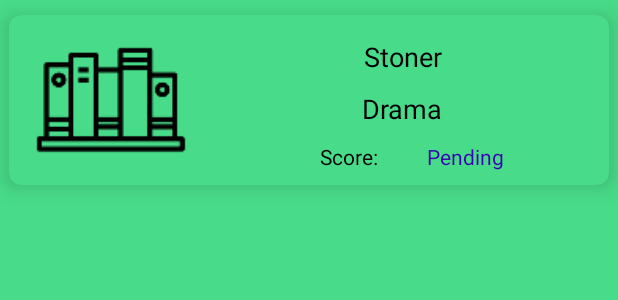
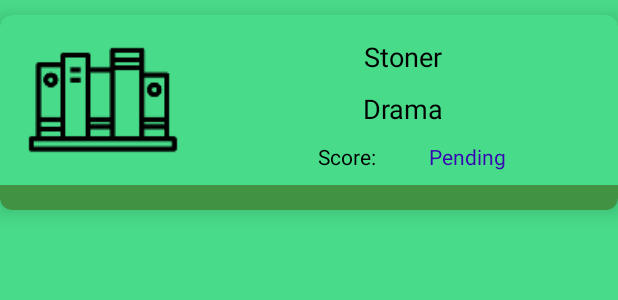
Before and after one commit to ceruz99/PathSeen, an Android app: the layout card_view_book_item.xml on its own in the app's theme, with its tools: preview values and no code run, on a phone screen of 412 x 824 dp. Shown: the top 300 px of the screen. Run offline under Robolectric (Android 15) with nearby library versions, the phone set to English and light mode, and no system bars.

```diff
--- a/app/src/main/res/layout/card_view_book_item.xml
+++ b/app/src/main/res/layout/card_view_book_item.xml
@@ -7,8 +7,8 @@
 
     <androidx.cardview.widget.CardView
         android:id="@+id/book_card_view"
-        android:layout_width="400dp"
-        android:layout_height="wrap_content"
+        android:layout_width="match_parent"
+        android:layout_height="130dp"
         android:layout_gravity="center_horizontal"
         android:layout_marginTop="10sp"
         app:cardBackgroundColor="@color/green2"
```
